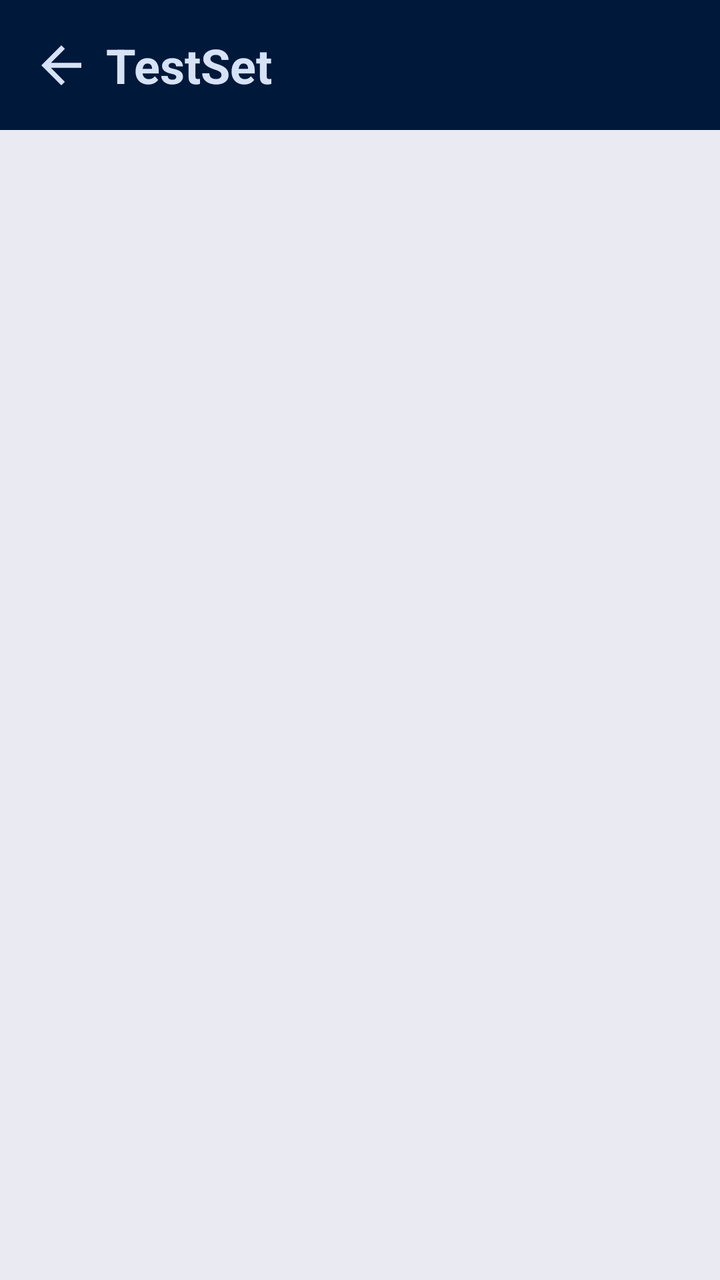
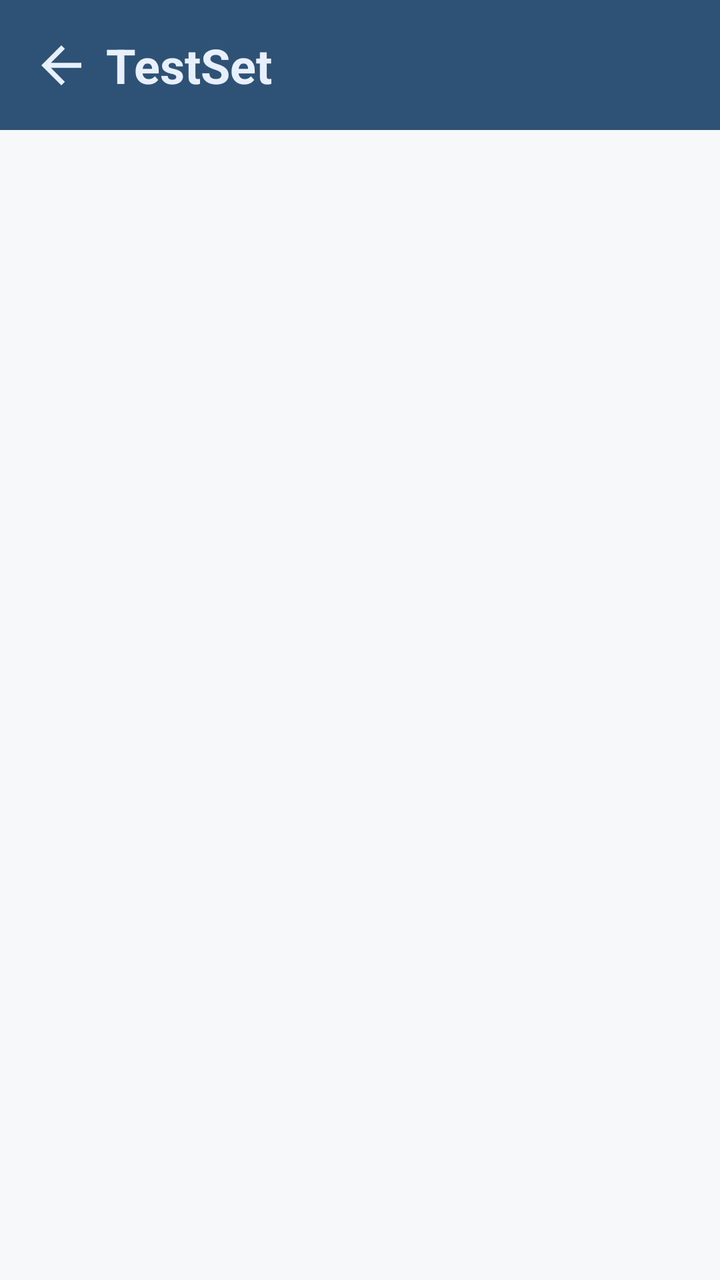

Before-and-after screenshots of an Android layout around one commit, followed by the original layout XML and the change that was made.
<!-- AndroidManifest.xml: application theme Theme.Qgent -->
<!-- res/layout/fragment_testset_list.xml -->
<?xml version="1.0" encoding="utf-8"?>
<LinearLayout xmlns:android="http://schemas.android.com/apk/res/android"
    xmlns:app="http://schemas.android.com/apk/res-auto"
    xmlns:tools="http://schemas.android.com/tools"
    android:layout_width="match_parent"
    android:layout_height="match_parent"
    android:background="@color/light_gray"
    android:orientation="vertical"
    tools:context=".ui.tasks.TestsetListFragment">

    
    <LinearLayout
        android:layout_width="match_parent"
        android:layout_height="wrap_content"
        android:background="@color/navy"
        android:gravity="center_vertical"
        android:orientation="horizontal"
        android:paddingStart="8dp"
        android:paddingTop="10dp"
        android:paddingEnd="16dp"
        android:paddingBottom="10dp">

        <ImageButton
            android:id="@+id/ivBack"
            android:layout_width="45dp"
            android:layout_height="45dp"
            android:background="?attr/selectableItemBackgroundBorderless"
            android:contentDescription="@string/action_back"
            android:src="@drawable/ic_back"
            app:tint="@color/blue_tint" />

        <TextView
            android:layout_width="0dp"
            android:layout_height="wrap_content"
            android:layout_weight="1"
            android:text="TestSet"
            android:textAppearance="@style/TextAppearance.Material3.HeadlineSmall"
            android:textColor="@color/blue_tint"
            android:textStyle="bold" />
    </LinearLayout>

    <TextView
        android:id="@+id/tvEmpty"
        android:layout_width="match_parent"
        android:layout_height="wrap_content"
        android:layout_marginTop="48dp"
        android:gravity="center"
        android:text="暂无 TestSet"
        android:textColor="@color/text_secondary"
        android:textSize="14sp"
        android:visibility="gone" />

    <androidx.recyclerview.widget.RecyclerView
        android:id="@+id/rvTestsetList"
        android:layout_width="match_parent"
        android:layout_height="0dp"
        android:layout_weight="1"
        android:clipToPadding="false"
        android:paddingHorizontal="10dp"
        android:paddingVertical="10dp" />
</LinearLayout>
<!-- resources referenced by this layout -->
<resources>
  <color name="blue_tint">#D6E2F5</color>
  <color name="light_gray">#E9EAF2</color>
  <color name="navy">#00183A</color>
  <color name="text_secondary">#8A8A8E</color>
  <!-- drawable ic_back (drawable) -->
  <vector xmlns:android="http://schemas.android.com/apk/res/android"
      android:width="30dp"
      android:height="30dp"
      android:viewportWidth="24"
      android:viewportHeight="24">
      <path
          android:fillColor="#FF000000"
          android:pathData="M20,11L7.83,11l5.59,-5.59L12,4l-8,8 8,8 1.41,-1.41L7.83,13L20,13v-2z" />
  </vector>
  <string name="action_back">返回</string>
  <style name="Theme.Qgent" parent="Base.Theme.Qgent" />
  <style name="Base.Theme.Qgent" parent="Theme.Material3.DayNight.NoActionBar">
          <item name="colorPrimary">@color/navy</item>
          <item name="colorOnPrimary">@color/white</item>
          <item name="colorPrimaryContainer">@color/blue_tint</item>
          <item name="colorOnPrimaryContainer">@color/navy</item>
          <item name="colorSecondary">@color/slate_gray</item>
          <item name="colorOnSecondary">@color/white</item>
          <item name="android:colorBackground">@color/off_white</item>
          <item name="colorSurface">@color/white</item>
          <item name="colorOnSurface">@color/charcoal</item>
          <item name="colorOnBackground">@color/charcoal</item>
          <item name="colorOutline">@color/gray</item>
          <item name="colorSurfaceVariant">@color/light_gray</item>
          <item name="colorOnSurfaceVariant">@color/gray_dark</item>
          <item name="android:statusBarColor">@android:color/transparent</item>
      </style>
  <color name="white">#FFFFFFFF</color>
  <color name="slate_gray">#55617C</color>
  <color name="off_white">#F6F8FB</color>
  <color name="charcoal">#1A1C1E</color>
  <color name="gray">#74777F</color>
  <color name="gray_dark">#44474F</color>
</resources>

<!-- the commit's change to res/layout/fragment_testset_list.xml (unified diff, before → after) -->
@@ -4,7 +4,7 @@
     xmlns:tools="http://schemas.android.com/tools"
     android:layout_width="match_parent"
     android:layout_height="match_parent"
-    android:background="@color/light_gray"
+    android:background="@color/off_white"
     android:orientation="vertical"
     tools:context=".ui.tasks.TestsetListFragment">
 
<!-- resource entries referenced after the edit -->
@@ -1,9 +1,9 @@
 <!-- resources referenced by this layout -->
 <resources>
-  <color name="blue_tint">#D6E2F5</color>
-  <color name="light_gray">#E9EAF2</color>
-  <color name="navy">#00183A</color>
-  <color name="text_secondary">#8A8A8E</color>
+  <color name="blue_tint">#E8F0FF</color>
+  <color name="light_gray">#E4E9F0</color>
+  <color name="navy">#2E5275</color>
+  <color name="text_secondary">#667085</color>
   <!-- drawable ic_back (drawable) -->
   <vector xmlns:android="http://schemas.android.com/apk/res/android"
       android:width="30dp"
@@ -17,12 +17,14 @@
   <string name="action_back">返回</string>
   <style name="Theme.Qgent" parent="Base.Theme.Qgent" />
   <style name="Base.Theme.Qgent" parent="Theme.Material3.DayNight.NoActionBar">
-          <item name="colorPrimary">@color/navy</item>
+          <item name="colorPrimary">@color/primary</item>
           <item name="colorOnPrimary">@color/white</item>
-          <item name="colorPrimaryContainer">@color/blue_tint</item>
-          <item name="colorOnPrimaryContainer">@color/navy</item>
-          <item name="colorSecondary">@color/slate_gray</item>
+          <item name="colorPrimaryContainer">@color/primary_container</item>
+          <item name="colorOnPrimaryContainer">@color/on_primary_container</item>
+          <item name="colorSecondary">@color/teal</item>
           <item name="colorOnSecondary">@color/white</item>
+          <item name="colorTertiary">@color/status_yellow</item>
+          <item name="colorOnTertiary">@color/white</item>
           <item name="android:colorBackground">@color/off_white</item>
           <item name="colorSurface">@color/white</item>
           <item name="colorOnSurface">@color/charcoal</item>
@@ -32,11 +34,15 @@
           <item name="colorOnSurfaceVariant">@color/gray_dark</item>
           <item name="android:statusBarColor">@android:color/transparent</item>
       </style>
+  <color name="primary">#2F6FED</color>
   <color name="white">#FFFFFFFF</color>
-  <color name="slate_gray">#55617C</color>
-  <color name="off_white">#F6F8FB</color>
-  <color name="charcoal">#1A1C1E</color>
-  <color name="gray">#74777F</color>
-  <color name="gray_dark">#44474F</color>
+  <color name="primary_container">#E6F0FF</color>
+  <color name="on_primary_container">#001B3C</color>
+  <color name="teal">#137C8A</color>
+  <color name="status_yellow">#B7791F</color>
+  <color name="off_white">#F7F8FA</color>
+  <color name="charcoal">#17202A</color>
+  <color name="gray">#7B8794</color>
+  <color name="gray_dark">#4B5563</color>
 </resources>
 
